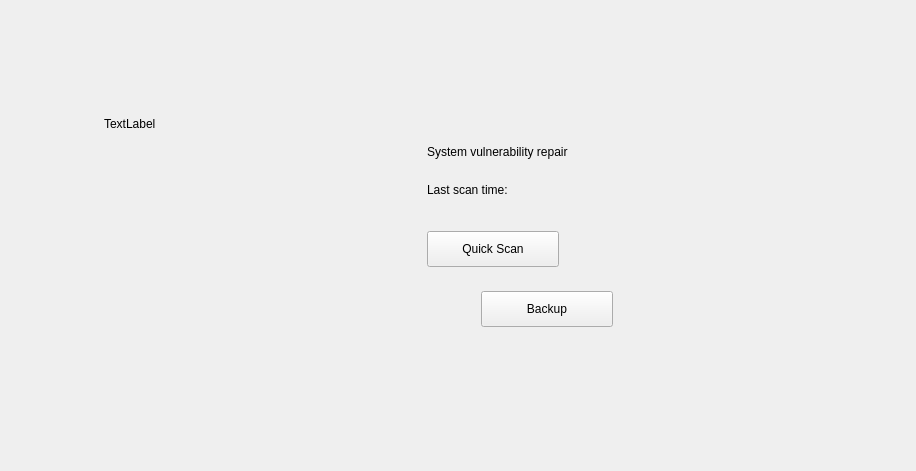
Before: the Qt Designer form plugins/gui/vulnerability/vulnerability-page.ui in openeuler-mirror/ks-ssr, drawn with Qt 5.
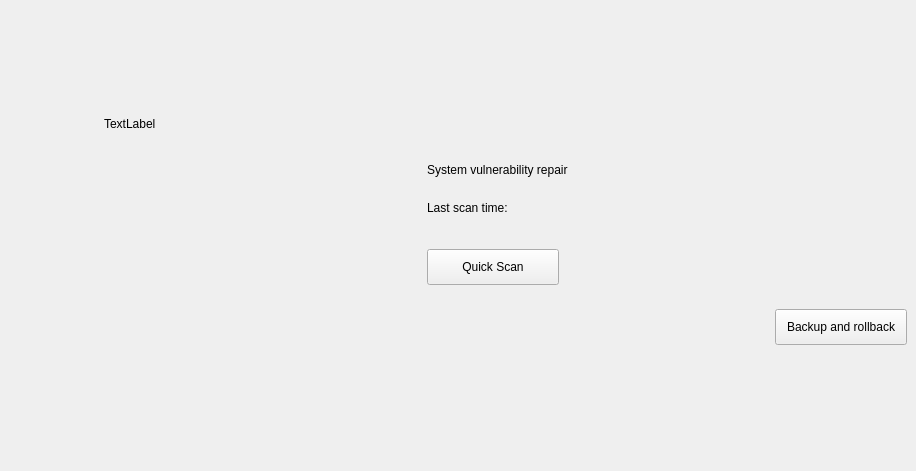
After: the same form once the commit is applied. Custom widgets are drawn as their Qt base class.

Commit message: fix（vulnerability）：modify shape pointinghandcursor backup spacer - 调整备份界面

```diff
--- a/plugins/gui/vulnerability/vulnerability-page.ui
+++ b/plugins/gui/vulnerability/vulnerability-page.ui
@@ -287,14 +287,12 @@
                </size>
               </property>
               <property name="text">
-               <string>Backup</string>
+               <string>Backup and rollback</string>
               </property>
              </widget>
             </item>
-           </layout>
-          </item>
-          <item>
-           <spacer name="verticalSpacer">
+            <item row="1" column="1">
+             <spacer name="verticalSpacer_6">
             <property name="orientation">
              <enum>Qt::Vertical</enum>
             </property>
@@ -306,11 +304,8 @@
             </property>
            </spacer>
           </item>
-         </layout>
-        </widget>
-       </item>
-       <item>
-        <spacer name="horizontalSpacer_6">
+            <item row="0" column="0">
+             <spacer name="horizontalSpacer_2">
          <property name="orientation">
           <enum>Qt::Horizontal</enum>
          </property>
@@ -321,6 +316,11 @@
           </size>
          </property>
         </spacer>
+            </item>
+           </layout>
+          </item>
+         </layout>
+        </widget>
        </item>
       </layout>
      </widget>
```
Left out of the diff: 3 changed lines with no effect on the pictures. Lines whose indentation alone changed are shown as unchanged.
